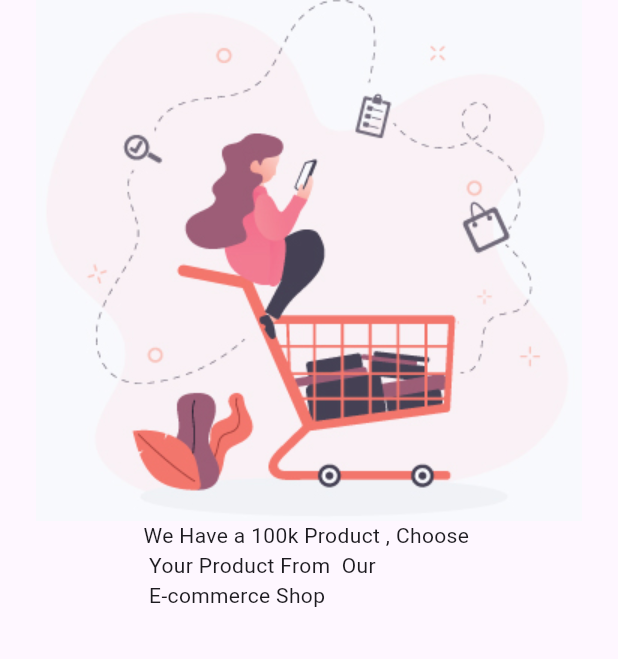
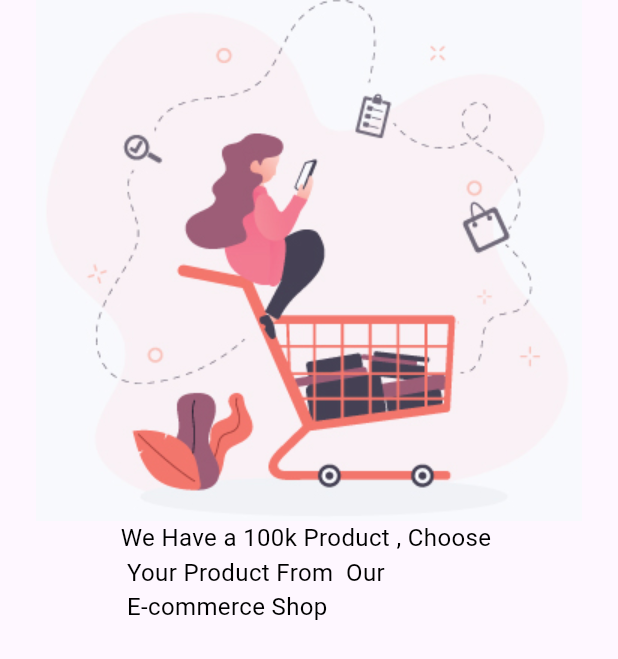
Before and after one commit to am7405782/shoping_app, a Flutter app: the screen it shows after launch, on a phone screen of 412 x 824 dp. Shown: the top 659 px of the screen. Run offline on Flutter 3.47's test engine with Material 3 defaults, Android fonts, the phone set to English and light mode, and no system bars; our stand-ins replace get; project files that could hold a hidden picture were left out.

Commit message:
Add styling to onboarding page text
Add styling to the onboarding page text to improve readability and visual appeal. This includes setting the font size, weight, and color for the text displayed on the onboarding screens.

```diff
--- a/lib/data/data_source/static.dart
+++ b/lib/data/data_source/static.dart
@@ -20,4 +20,10 @@ List<OnBordingModel> onBordingList = [
     image: AppImageAsset.onBoardingImageThree,
     title: "Easy And Safe Paymnet",
   ),
+  OnBordingModel(
+    body:
+        "We Have a 100k Product , Choose \n Your Product From  Our \n E-commerce Shop",
+    image: AppImageAsset.onBoardingImageThree,
+    title: "Easy And Safe Paymnet",
+  ),
 ];
--- a/lib/view/pages/onbording_page.dart
+++ b/lib/view/pages/onbording_page.dart
@@ -15,10 +15,12 @@ class OnBordingScreen extends StatelessWidget {
               Image.asset(
                 onBordingList[index].image!,
               ),
-              Text(
-                onBordingList[index].body!,
-
-              ),
+              Text(onBordingList[index].body!,
+                  style: const TextStyle(
+                    fontSize: 16.0,
+                    fontWeight: FontWeight.normal,
+                    color: Colors.black,
+                  )),
             ],
           ),
         ),
```
